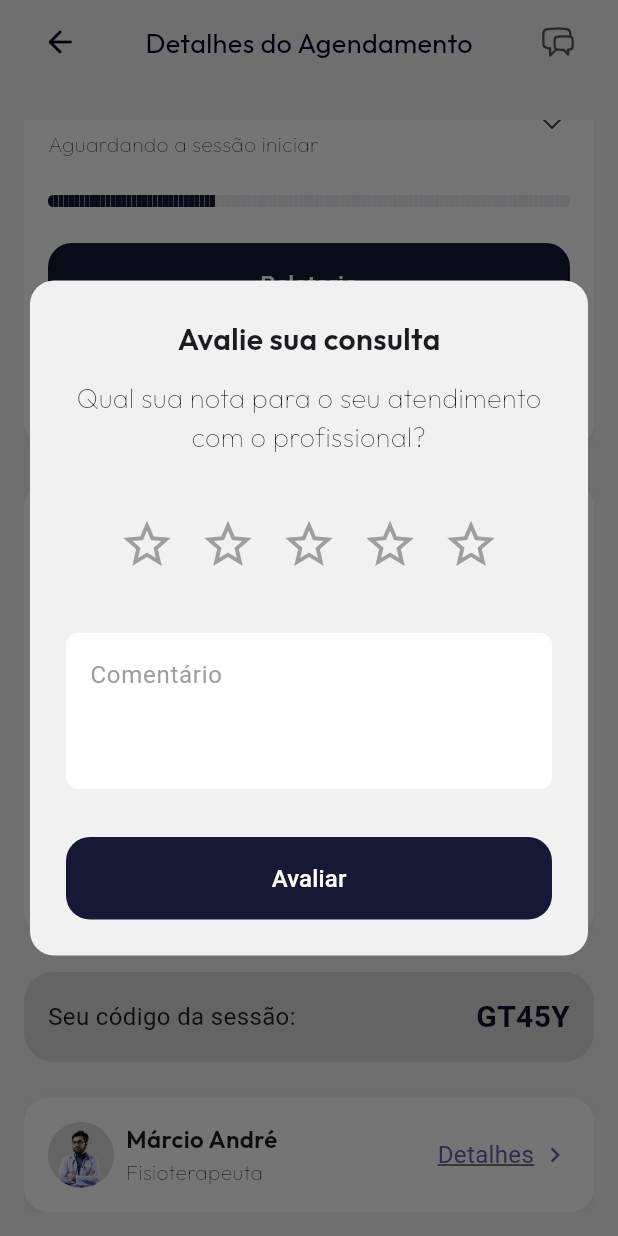
After one commit to derafael04/FastMov, a Flutter app: the TelaDetalhesSessao screen opened by its route, scrolled down 39 dp, after a tap on "Avaliar Consulta", on a phone screen of 412 x 824 dp. The commit adds this screen. Run offline on Flutter 3.47's test engine with Material 3 defaults, Android fonts, the phone set to English and light mode, and no system bars; drawn by our look-alikes of step_progress_indicator; our stand-ins replace google_fonts, heroicons, introduction_screen, pinput.

Commit message:
adiciona modal de avaliação e botão para abrir na tela de detalhes da sessão

```diff
--- /dev/null
+++ b/lib/screen/historico/rating_modal.dart
@@ -0,0 +1,94 @@
+import 'package:fastmov/widget/custom_app_text.dart';
+import 'package:fastmov/widget/custom_button.dart';
+import 'package:flutter/material.dart';
+
+class RatingModal extends StatefulWidget {
+  const RatingModal({super.key});
+
+  @override
+  State<RatingModal> createState() => _RatingModalState();
+}
+
+class _RatingModalState extends State<RatingModal> {
+  int selectedRating = 0;
+  final TextEditingController _commentController = TextEditingController();
+
+  void _setRating(int rating) {
+    setState(() {
+      selectedRating = rating;
+    });
+  }
+
+  @override
+  Widget build(BuildContext context) {
+    return Dialog(
+      backgroundColor: Theme.of(context).scaffoldBackgroundColor,
+      insetPadding: const EdgeInsets.all(20),
+      shape: RoundedRectangleBorder(borderRadius: BorderRadius.circular(16)),
+      child: Padding(
+        padding: const EdgeInsets.all(24),
+        child: Column(
+          mainAxisSize: MainAxisSize.min,
+          children: [
+            const AppText(
+              text: 'Avalie sua consulta',
+              style: AppTextStyleType.subtitle,
+            ),
+            const SizedBox(height: 12),
+            const AppText(
+              text: 'Qual sua nota para o seu atendimento com o profissional?',
+              style: AppTextStyleType.bodyLarge,
+              textAlign: TextAlign.center,
+              isNotHeavy: true,
+            ),
+
+            // Estrelas
+            Padding(
+              padding: const EdgeInsets.only(top: 32, bottom: 32),
+              child: Row(
+                mainAxisAlignment: MainAxisAlignment.center,
+                children: List.generate(5, (index) {
+                  final starFilled = index < selectedRating;
+                  return IconButton(
+                    onPressed: () => _setRating(index + 1),
+                    icon: Icon(
+                      starFilled ? Icons.star : Icons.star_border,
+                      color: starFilled ? Colors.amber : Colors.grey,
+                      size: 38,
+                    ),
+                  );
+                }),
+              ),
+            ),
+
+            // Campo de comentário
+            TextField(
+              controller: _commentController,
+              maxLines: 3,
+              decoration: InputDecoration(
+                hintText: 'Comentário',
+                hintStyle: const TextStyle(color: Colors.grey),
+                filled: true,
+                fillColor: Colors.white,
+                border: OutlineInputBorder(
+                  borderRadius: BorderRadius.circular(8),
+                  borderSide: BorderSide.none,
+                ),
+              ),
+            ),
+            const SizedBox(height: 32),
+
+            // Botão Avaliar
+            CustomButton(
+              label: 'Avaliar',
+              type: ButtonType.primary,
+              onPressed: () {
+
+              },
+            )
+          ],
+        ),
+      ),
+    );
+  }
+}
--- a/lib/screen/historico/tela_detalhes_sessao.dart
+++ b/lib/screen/historico/tela_detalhes_sessao.dart
@@ -1,5 +1,7 @@
+import 'package:fastmov/screen/historico/rating_modal.dart';
 import 'package:fastmov/widget/custom_appBar_controller.dart';
 import 'package:fastmov/widget/custom_app_text.dart';
+import 'package:fastmov/widget/custom_button.dart';
 import 'package:fastmov/widget/custom_card.dart';
 import 'package:flutter/material.dart';
 import 'package:heroicons/heroicons.dart';
@@ -69,6 +71,23 @@ class _TelaDetalhesSessaoState extends State<TelaDetalhesSessao> {
                         unselectedColor: const Color(0xffE9E8EE),
                         roundedEdges: const Radius.circular(10),
                       ),
+                    ),
+                    const SizedBox(height: 24),
+                    CustomButton(
+                      label: 'Relatorio',
+                      type: ButtonType.primary,
+                      onPressed: () {},
+                    ),
+                    const SizedBox(height: 10),
+                    CustomButton(
+                      label: 'Avaliar Consulta',
+                      type: ButtonType.outline,
+                      onPressed: () {
+                        showDialog(
+                          context: context,
+                          builder: (_) => const RatingModal(),
+                        );
+                      },
                     ),
                   ],
                 ),
```
